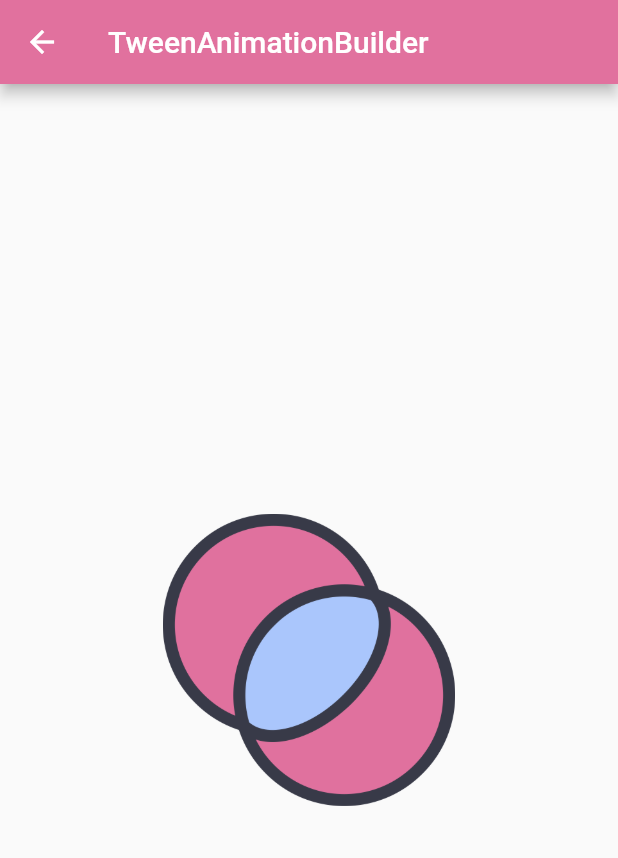
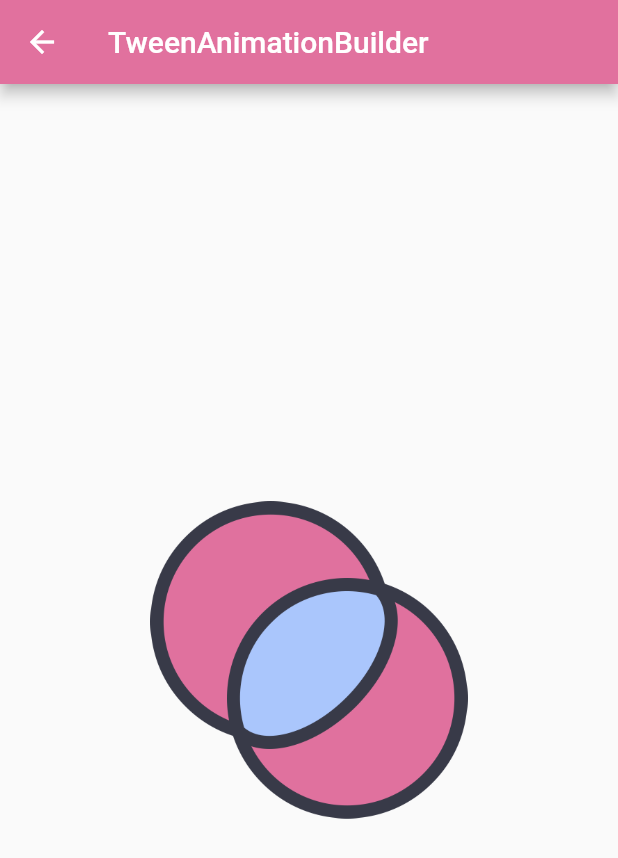
Before and after one commit to mt-tadayon/animation_in_flutter, a Flutter app: the ImageScreen screen opened directly, on a phone screen of 412 x 824 dp. Shown: the top 858 px of the screen. Run offline on Flutter 3.47's test engine with Material 2 defaults, Android fonts, the phone set to English and light mode, and no system bars.

Commit message:
Refactoring adn optimizing

```diff
--- a/lib/image_screen.dart
+++ b/lib/image_screen.dart
@@ -6,6 +6,8 @@ class ImageScreen extends StatefulWidget {
 }
 
 class _ImageScreenState extends State<ImageScreen> {
+  static final tween = Tween<double>(begin: 0, end: 0.8);
+
   @override
   Widget build(BuildContext context) {
     return Scaffold(
@@ -17,18 +19,15 @@ class _ImageScreenState extends State<ImageScreen> {
         mainAxisAlignment: MainAxisAlignment.center,
         children: [
           TweenAnimationBuilder(
+            child: Image.asset(
+              'assets/images/circle.png',
+            ),
             duration: Duration(seconds: 5),
-            tween: Tween<double>(begin: 0, end: 1),
+            tween: tween,
             curve: Curves.easeOutQuad,
-            builder: (context, double scale, child) => Transform.scale(
+            builder: (_, double scale, myChild) => Transform.scale(
               scale: scale,
-              child: Center(
-                child: Image.asset(
-                  'assets/images/circle.png',
-                  alignment: Alignment.bottomCenter,
-                  scale: 3,
-                ),
-              ),
+              child: myChild,
             ),
           ),
         ],
```
